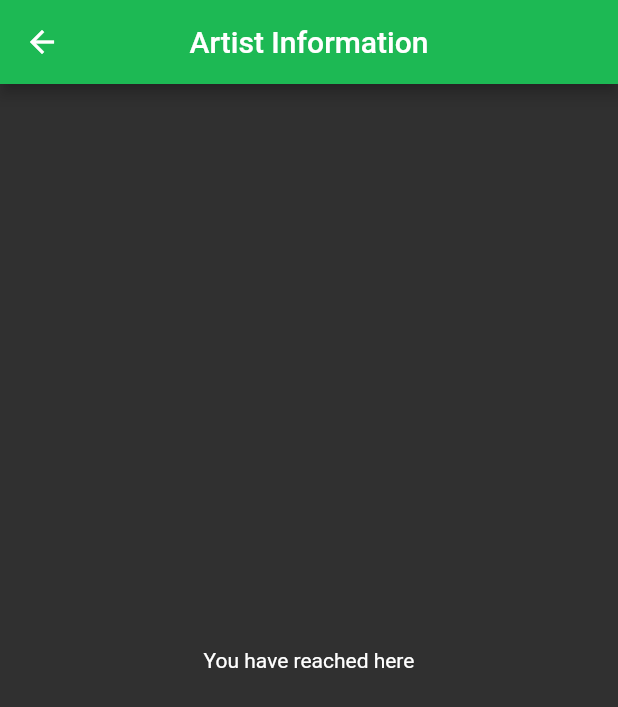
After one commit to ArmaanPahwa/Spotify_Artist, a Flutter app: the ArtistPage screen opened directly, on a phone screen of 412 x 824 dp. The commit adds this screen. Shown: the top 707 px of the screen. Run offline on Flutter 3.47's test engine with Material 2 defaults, Android fonts, the light colour scheme and no system bars; our stand-ins replace flutter_dotenv.

Commit message:
Artist Page Creation, Page and Theme linking

```diff
--- /dev/null
+++ b/lib/artist page.dart
@@ -0,0 +1,17 @@
+import 'package:flutter/material.dart';
+
+class ArtistPage extends StatelessWidget {
+  @override
+  Widget build(BuildContext buildContext) {
+    return Scaffold(
+      appBar: AppBar(
+          backgroundColor: Color(0xFF1DB954),
+          brightness: Brightness.dark,
+          centerTitle: true,
+          title: Text('Artist Information')),
+      body: Center(
+        child: Text('You have reached here'),
+      ),
+    );
+  }
+}
--- a/lib/main.dart
+++ b/lib/main.dart
@@ -18,6 +18,7 @@ class MyApp extends StatelessWidget {
   Widget build(BuildContext context) {
     return MaterialApp(
       title: 'Spotify Artist Search',
+      theme: ThemeData(brightness: Brightness.dark),
       home: SpotifyArtistHomePage(title: 'Spotify Artist Search'),
     );
   }
```
Also changed, not shown: lib/home page.dart (+5 -2 lines), 1 other file.
